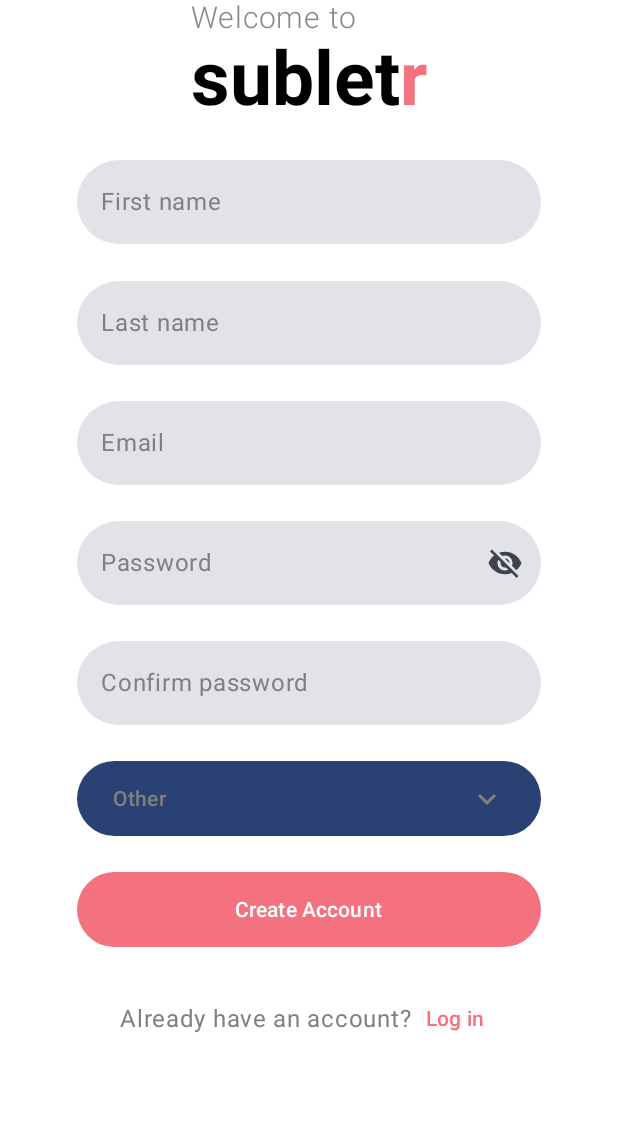
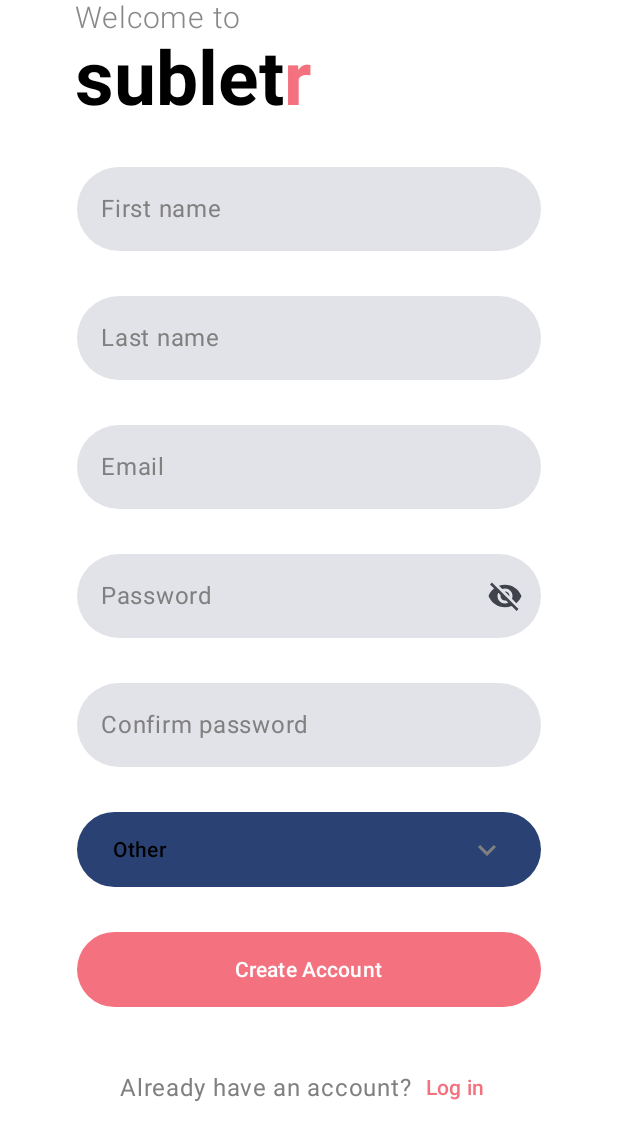
Before and after one commit to andr-dev/CS446, an Android app built with Jetpack Compose: the @Preview function CreateAccountPagePreview, on a phone screen of 412 x 824 dp. Shown: the top 1140 px of the screen. Run offline under Robolectric (Android 15) with nearby library versions, the phone set to English and light mode, and no system bars; our stand-ins replace Dagger/Hilt's generated code, RxJava; 11 statements that could not run were skipped.

Commit message:
gender dropdown, login-account creation nav, timelogs

```diff
--- a/android/app/src/main/AndroidManifest.xml
+++ b/android/app/src/main/AndroidManifest.xml
@@ -16,6 +16,7 @@
             android:name=".MainActivity"
             android:exported="true"
             android:label="Subletr"
+            android:windowSoftInputMode="adjustPan"
             >
             <intent-filter>
                 <action android:name="android.intent.action.MAIN" />
--- a/android/app/src/main/java/org/uwaterloo/subletr/navigation/MainNavigation.kt
+++ b/android/app/src/main/java/org/uwaterloo/subletr/navigation/MainNavigation.kt
@@ -30,17 +30,10 @@ fun MainNavigation(
 				navHostController = navHostController,
 			)
 		}
-		composable("createaccount") {
+		composable(NavigationDestination.CREATE_ACCOUNT.rootNavPath) {
 			CreateAccountPageView(
 				modifier = modifier,
-				onNavigateToLogin = {
-					navHostController.navigate(
-						"login",
-						navOptions = navOptions {
-							popUpTo("login")
-						}
-					)
-				},
+				navHostController = navHostController,
 			)
 		}
 		composable(NavigationDestination.VERIFY_EMAIL.rootNavPath) {
--- a/android/app/src/main/java/org/uwaterloo/subletr/navigation/NavigationFunctions.kt
+++ b/android/app/src/main/java/org/uwaterloo/subletr/navigation/NavigationFunctions.kt
@@ -5,5 +5,5 @@ import androidx.navigation.NavDestination.Companion.hierarchy
 
 fun NavDestination?.isTopLevelDestinationInHierarchy(destination: NavigationDestination) =
 	this?.hierarchy?.any {
-		it.route?.contains(destination.rootNavPath, true) ?: false
+		it.route?.equals(destination.rootNavPath, true) ?: false
 	} ?: false
--- a/android/app/src/main/java/org/uwaterloo/subletr/pages/createaccount/CreateAccountPageView.kt
+++ b/android/app/src/main/java/org/uwaterloo/subletr/pages/createaccount/CreateAccountPageView.kt
@@ -10,7 +10,11 @@ import androidx.compose.foundation.layout.fillMaxSize
 import androidx.compose.foundation.layout.fillMaxWidth
 import androidx.compose.foundation.layout.height
 import androidx.compose.foundation.layout.imePadding
+import androidx.compose.foundation.layout.width
+import androidx.compose.foundation.rememberScrollState
 import androidx.compose.foundation.shape.RoundedCornerShape
+import androidx.compose.foundation.text.KeyboardOptions
+import androidx.compose.foundation.verticalScroll
 import androidx.compose.material.icons.Icons
 import androidx.compose.material.icons.filled.KeyboardArrowDown
 import androidx.compose.material.icons.filled.Visibility
@@ -36,12 +40,17 @@ import androidx.compose.ui.Alignment
 import androidx.compose.ui.Modifier
 import androidx.compose.ui.graphics.Color
 import androidx.compose.ui.res.stringResource
+import androidx.compose.ui.text.input.KeyboardType
 import androidx.compose.ui.text.input.PasswordVisualTransformation
 import androidx.compose.ui.text.input.VisualTransformation
 import androidx.compose.ui.tooling.preview.Preview
 import androidx.compose.ui.unit.dp
 import androidx.hilt.navigation.compose.hiltViewModel
+import androidx.navigation.NavHostController
+import androidx.navigation.compose.rememberNavController
+import androidx.navigation.navOptions
 import org.uwaterloo.subletr.R
+import org.uwaterloo.subletr.navigation.NavigationDestination
 import org.uwaterloo.subletr.pages.login.ELEMENT_WIDTH
 import org.uwaterloo.subletr.theme.SubletrTheme
 import org.uwaterloo.subletr.theme.SubletrTypography
@@ -53,26 +62,34 @@ import org.uwaterloo.subletr.theme.subletrPink
 @Composable
 fun CreateAccountPageView(
 	modifier: Modifier = Modifier,
-	onNavigateToLogin: () -> Unit,
+	navHostController: NavHostController,
 	viewModel: CreateAccountPageViewModel = hiltViewModel(),
 	uiState: CreateAccountPageUiState = viewModel.uiStateStream.subscribeAsState(
 		CreateAccountPageUiState.NewAccount
 	).value,
 ) {
+	val scrollState = rememberScrollState()
 	var passwordVisible by rememberSaveable { mutableStateOf(false) }
 	var expandedDropdown by remember { mutableStateOf(false) }
 	if (uiState is CreateAccountPageUiState.NewAccountInfo) {
 		Column(
 			modifier = modifier
 				.fillMaxSize(1.0f)
-				.imePadding(),
+				.imePadding()
+				.verticalScroll(scrollState),
 			horizontalAlignment = Alignment.CenterHorizontally,
 			verticalArrangement = Arrangement.Center,
 		) {
+			Row(
+				verticalAlignment = Alignment.CenterVertically
+			) {
+
+				Spacer(
+					modifier = Modifier.width(50.dp)
+				)
+
 				Column(
 					modifier = modifier,
-				horizontalAlignment = Alignment.Start,
-				verticalArrangement = Arrangement.Center,
 				) {
 					Text(
 						text = stringResource(id = R.string.welcome_to),
@@ -92,12 +109,18 @@ fun CreateAccountPageView(
 				}
 
 				Spacer(
-				modifier = Modifier.weight(weight = 1.0f)
+					modifier = Modifier.weight(weight = 2.0f)
+				)
+			}
+
+			Spacer(
+				modifier = Modifier.weight(weight = 2.0f)
 			)
 
 			TextField(
 				modifier = Modifier
 					.fillMaxWidth(ELEMENT_WIDTH),
+				singleLine = true,
 				shape = RoundedCornerShape(size = 100.dp),
 				colors = TextFieldDefaults.colors(
 					unfocusedContainerColor = buttonBackgroundColor,
@@ -127,12 +150,13 @@ fun CreateAccountPageView(
 			)
 
 			Spacer(
-				modifier = Modifier.weight(weight = 1.0f)
+				modifier = Modifier.weight(weight = 2.0f)
 			)
 
 			TextField(
 				modifier = Modifier
 					.fillMaxWidth(ELEMENT_WIDTH),
+				singleLine = true,
 				shape = RoundedCornerShape(size = 100.dp),
 				colors = TextFieldDefaults.colors(
 					unfocusedContainerColor = buttonBackgroundColor,
@@ -162,18 +186,23 @@ fun CreateAccountPageView(
 			)
 
 			Spacer(
-				modifier = Modifier.weight(weight = 1.0f)
+				modifier = Modifier.weight(weight = 2.0f)
 			)
 
 			TextField(
 				modifier = Modifier
 					.fillMaxWidth(ELEMENT_WIDTH),
+				singleLine = true,
 				shape = RoundedCornerShape(size = 100.dp),
 				colors = TextFieldDefaults.colors(
 					unfocusedContainerColor = buttonBackgroundColor,
 					focusedContainerColor = buttonBackgroundColor,
 					unfocusedIndicatorColor = Color.Transparent,
 					focusedIndicatorColor = Color.Transparent,
+				),
+				keyboardOptions = KeyboardOptions(
+					keyboardType = KeyboardType.Email,
+					autoCorrect = false
 				),
 				placeholder = {
 					Text(
@@ -197,12 +226,13 @@ fun CreateAccountPageView(
 			)
 
 			Spacer(
-				modifier = Modifier.weight(weight = 1.0f)
+				modifier = Modifier.weight(weight = 2.0f)
 			)
 
 			TextField(
 				modifier = Modifier
 					.fillMaxWidth(ELEMENT_WIDTH),
+				singleLine = true,
 				shape = RoundedCornerShape(size = 100.dp),
 				colors = TextFieldDefaults.colors(
 					unfocusedContainerColor = buttonBackgroundColor,
@@ -213,6 +243,10 @@ fun CreateAccountPageView(
 				visualTransformation =
 				if (passwordVisible) VisualTransformation.None
 				else PasswordVisualTransformation(),
+				keyboardOptions = KeyboardOptions(
+					keyboardType = KeyboardType.Password,
+					autoCorrect = false
+				),
 				placeholder = {
 					Text(
 						text = stringResource(id = R.string.password),
@@ -251,18 +285,24 @@ fun CreateAccountPageView(
 			)
 
 			Spacer(
-				modifier = Modifier.weight(weight = 1.0f)
+				modifier = Modifier.weight(weight = 2.0f)
 			)
 
 			TextField(
 				modifier = Modifier
 					.fillMaxWidth(ELEMENT_WIDTH),
+				singleLine = true,
 				shape = RoundedCornerShape(size = 100.dp),
 				colors = TextFieldDefaults.colors(
 					unfocusedContainerColor = buttonBackgroundColor,
 					focusedContainerColor = buttonBackgroundColor,
 					unfocusedIndicatorColor = Color.Transparent,
 					focusedIndicatorColor = Color.Transparent,
+				),
+				visualTransformation = PasswordVisualTransformation(),
+				keyboardOptions = KeyboardOptions(
+					keyboardType = KeyboardType.Password,
+					autoCorrect = false
 				),
 				placeholder = {
 					Text(
@@ -275,7 +315,7 @@ fun CreateAccountPageView(
 					viewModel.updateUiState(
 						CreateAccountPageUiState.NewAccountInfo(
 							firstName = uiState.firstName,
-							lastName = uiState.confirmPassword,
+							lastName = uiState.lastName,
 							email = uiState.email,
 							password = uiState.password,
 							confirmPassword = it,
@@ -286,7 +326,7 @@ fun CreateAccountPageView(
 			)
 
 			Spacer(
-				modifier = Modifier.weight(weight = 1.0f)
+				modifier = Modifier.weight(weight = 2.0f)
 			)
 
 			Box {
@@ -307,7 +347,6 @@ fun CreateAccountPageView(
 					) {
 						Text(
 							text = uiState.gender.gender,
-							color = secondaryTextColor,
 						)
 
 						Spacer(modifier = Modifier.weight(1.0f))
@@ -348,7 +387,7 @@ fun CreateAccountPageView(
 			}
 
 			Spacer(
-				modifier = Modifier.weight(weight = 1.0f)
+				modifier = Modifier.weight(weight = 2.0f)
 			)
 
 			Button(
@@ -368,17 +407,26 @@ fun CreateAccountPageView(
 			}
 
 			Spacer(
-				modifier = Modifier.weight(weight = 1.0f)
+				modifier = Modifier.weight(weight = 2.0f)
 			)
 
-			Row(verticalAlignment = Alignment.CenterVertically) {
+			Row(
+				verticalAlignment = Alignment.CenterVertically
+			) {
 				Text(
 					text = stringResource(id = R.string.already_have_an_account),
 					color = secondaryTextColor,
 				)
 				Button(
 					contentPadding = PaddingValues(1.dp),
-					onClick = onNavigateToLogin,
+					onClick = {
+						navHostController.navigate(
+							NavigationDestination.LOGIN.rootNavPath,
+							navOptions = navOptions {
+								popUpTo(navHostController.graph.id)
+							}
+						)
+					},
 					colors = ButtonDefaults.buttonColors(
 						containerColor = Color.Transparent,
 						contentColor = Color.Transparent,
@@ -405,7 +453,7 @@ fun CreateAccountPageView(
 fun CreateAccountPagePreview() {
 	SubletrTheme {
 		CreateAccountPageView(
-			onNavigateToLogin = {},
+			navHostController = rememberNavController(),
 			uiState = CreateAccountPageUiState.NewAccountInfo(
 				firstName = "",
 				lastName = "",
```
Also changed, not shown: 1 other file. Lines whose indentation alone changed are shown as unchanged.
